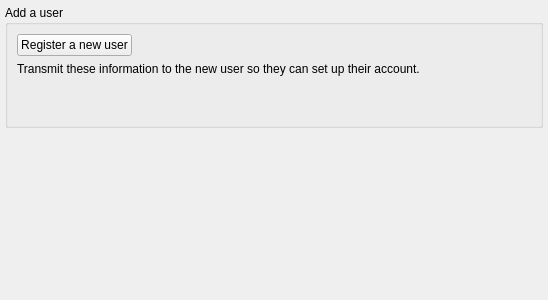
The window that parsec/core/gui/forms/users_widget.ui (Scille/parsec-cloud) describes before a commit, drawn with Qt 5.
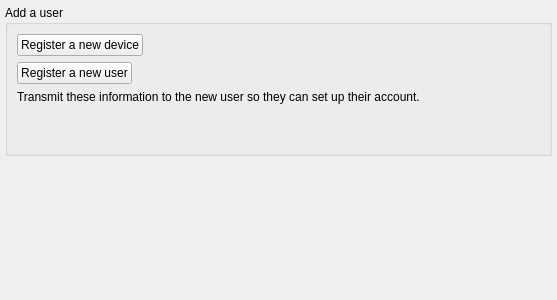
The same window after the commit.

Commit message: Add register device in gui, improve gui current folder reloading on changes

What changed in the file:
```diff
--- a/parsec/core/gui/forms/users_widget.ui
+++ b/parsec/core/gui/forms/users_widget.ui
@@ -6,7 +6,7 @@
    <rect>
     <x>0</x>
     <y>0</y>
-    <width>548</width>
+    <width>557</width>
     <height>300</height>
    </rect>
   </property>
@@ -35,6 +35,30 @@
       <string>Add a user</string>
      </property>
      <layout class="QVBoxLayout" name="verticalLayout_2">
+      <item>
+       <layout class="QHBoxLayout" name="horizontalLayout_2">
+        <item>
+         <widget class="QPushButton" name="button_register_device">
+          <property name="text">
+           <string>Register a new device</string>
+          </property>
+         </widget>
+        </item>
+        <item>
+         <spacer name="horizontalSpacer_2">
+          <property name="orientation">
+           <enum>Qt::Horizontal</enum>
+          </property>
+          <property name="sizeHint" stdset="0">
+           <size>
+            <width>40</width>
+            <height>20</height>
+           </size>
+          </property>
+         </spacer>
+        </item>
+       </layout>
+      </item>
       <item>
        <layout class="QHBoxLayout" name="horizontalLayout_3">
         <item>
```
Left out of the diff: 2 changed lines with no effect on the pictures. The commit also changes 23 other files.
